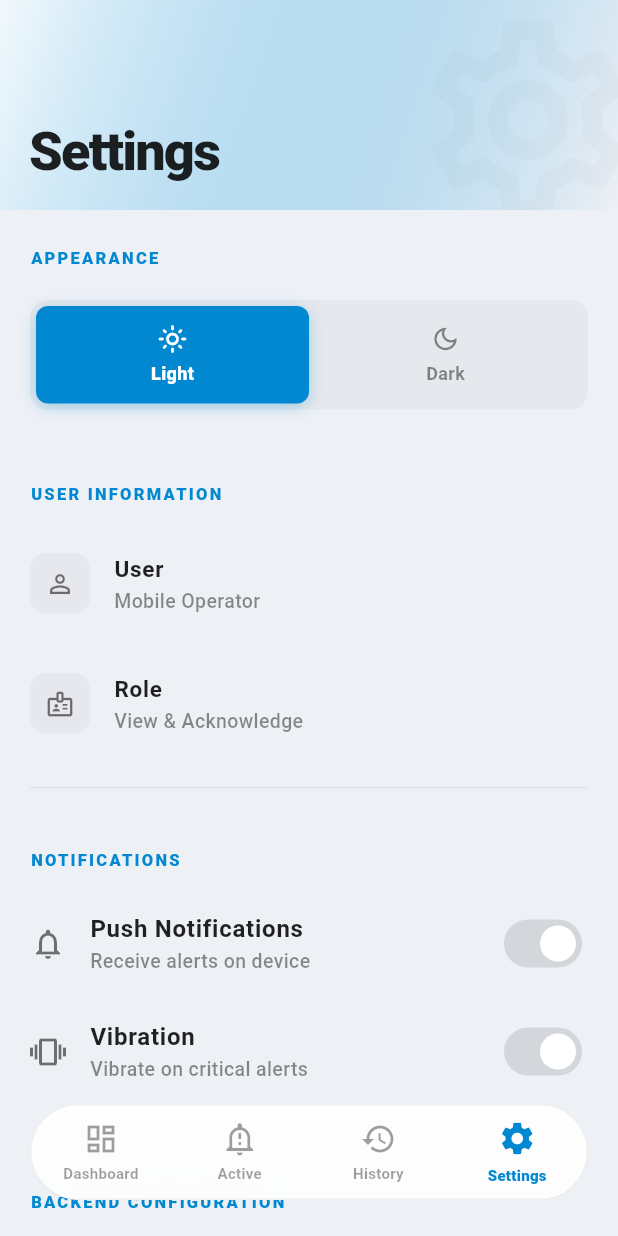
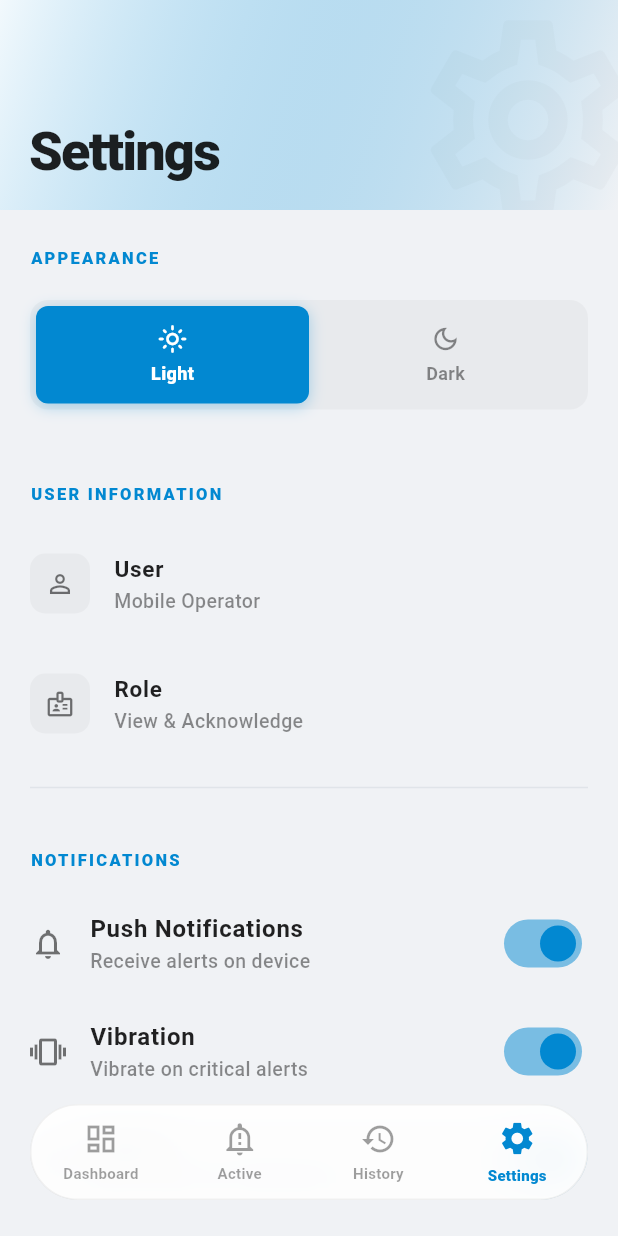
Before and after one commit to Atharva-007/Scada-Alert-App, a Flutter app: the screen it shows after launch, item 4 of the bottom bar chosen, on a phone screen of 412 x 824 dp. Run offline on Flutter 3.47's test engine with Material 3 defaults, Android fonts, the light colour scheme and no system bars; our stand-ins replace cloud_firestore, connectivity_plus, firebase_core, firebase_messaging, flutter_local_notifications, flutter_riverpod and 3 more; accounts and stored records are empty.

Commit message:
Critical alert ,Warning fully functional page add and notification vibration and sound feature fully implement with full theme color consistenace maintain

```diff
--- a/lib/core/theme/app_theme.dart
+++ b/lib/core/theme/app_theme.dart
@@ -8,14 +8,14 @@
   static const Color normalColor = Color(0xFF2E7D32);
 
   // Surface colors - Refined for better contrast
-  static const Color backgroundLight = Color(0xFFEDF0F5); // Slightly deeper blue-gray
+  static const Color backgroundLight = Color(0xFFF0F2F5); // Soft blue-gray
   static const Color surfaceLight = Colors.white;
-  static const Color borderLight = Color(0xFFD1D9E0); // More defined border
-  static const Color shadowLight = Color(0x1A000000); // Soft but visible shadow
+  static const Color borderLight = Color(0xFFDDE1E6); // Defined border
+  static const Color shadowLight = Color(0x0D000000); // Very subtle shadow
 
-  static const Color backgroundDark = Color(0xFF0F0F0F);
-  static const Color surfaceDark = Color(0xFF1A1A1A);
-  static const Color borderDark = Color(0xFF2D2D2D);
+  static const Color backgroundDark = Color(0xFF0A0A0A); // Deeper black
+  static const Color surfaceDark = Color(0xFF161616); // Solid dark gray
+  static const Color borderDark = Color(0xFF262626); // Dark border
 
   static ThemeData get lightTheme {
     return ThemeData(
@@ -28,7 +28,6 @@
         surface: surfaceLight,
         onSurface: const Color(0xFF1A1C1E),
         outline: borderLight,
-        surfaceContainerLow: const Color(0xFFF8F9FB),
       ),
       appBarTheme: const AppBarTheme(
         backgroundColor: surfaceLight,
@@ -45,8 +44,7 @@
       ),
       cardTheme: CardThemeData(
         color: surfaceLight,
-        elevation: 2, // Added elevation for light mode depth
-        shadowColor: shadowLight,
+        elevation: 0,
         shape: RoundedRectangleBorder(
           borderRadius: BorderRadius.circular(16),
           side: const BorderSide(color: borderLight, width: 1),
@@ -87,7 +85,7 @@
         elevation: 0,
         shape: RoundedRectangleBorder(
           borderRadius: BorderRadius.circular(16),
-          side: const BorderSide(color: borderDark, width: 1.5),
+          side: const BorderSide(color: borderDark, width: 1),
         ),
       ),
       dividerTheme: const DividerThemeData(color: borderDark, thickness: 1),
@@ -101,9 +99,9 @@
       titleLarge: TextStyle(fontSize: 20, fontWeight: FontWeight.w800, color: baseColor, letterSpacing: -0.5),
       titleMedium: TextStyle(fontSize: 16, fontWeight: FontWeight.w700, color: baseColor),
       bodyLarge: TextStyle(fontSize: 16, color: baseColor),
-      bodyMedium: TextStyle(fontSize: 14, color: baseColor.withOpacity(0.8)),
-      bodySmall: TextStyle(fontSize: 12, color: baseColor.withOpacity(0.6)),
-      labelLarge: TextStyle(fontSize: 12, fontWeight: FontWeight.w900, letterSpacing: 1.0, color: baseColor),
+      bodyMedium: TextStyle(fontSize: 14, color: baseColor.withOpacity(0.85)),
+      bodySmall: TextStyle(fontSize: 12, color: baseColor.withOpacity(0.65)),
+      labelLarge: TextStyle(fontSize: 12, fontWeight: FontWeight.w900, letterSpacing: 1.2, color: baseColor),
     );
   }
 
--- a/lib/core/widgets/alert_card.dart
+++ b/lib/core/widgets/alert_card.dart
@@ -41,8 +41,8 @@
     final isAck = widget.alert.isAcknowledged;
 
     // Solid background colors based on theme
-    final bgColor = isDark ? const Color(0xFF1A1A1A) : Colors.white;
-    final borderColor = isDark ? const Color(0xFF2D2D2D) : const Color(0xFFD1D9E0);
+    final bgColor = isDark ? AppTheme.surfaceDark : AppTheme.surfaceLight;
+    final borderColor = isDark ? AppTheme.borderDark : AppTheme.borderLight;
     final secondaryTextColor = isDark ? Colors.white30 : Colors.black45;
 
     return GestureDetector(
--- a/lib/core/widgets/summary_card.dart
+++ b/lib/core/widgets/summary_card.dart
@@ -22,8 +22,8 @@
   @override
   Widget build(BuildContext context) {
     final isDark = Theme.of(context).brightness == Brightness.dark;
-    final bgColor = isDark ? const Color(0xFF1E1E1E) : Colors.white;
-    final borderColor = isDark ? color.withOpacity(0.3) : const Color(0xFFE0E4E9);
+    final bgColor = isDark ? AppTheme.surfaceDark : Colors.white;
+    final borderColor = isDark ? color.withOpacity(0.3) : AppTheme.borderLight;
 
     return AnimatedContainer(
       duration: const Duration(milliseconds: 300),
--- a/lib/features/alerts/presentation/active_alerts_screen.dart
+++ b/lib/features/alerts/presentation/active_alerts_screen.dart
@@ -85,7 +85,7 @@
                           end: Alignment.bottomRight,
                           colors: [
                             AppTheme.criticalColor.withOpacity(isDark ? 0.15 : 0.12),
-                            isDark ? const Color(0xFF0F0F0F) : AppTheme.backgroundLight,
+                            isDark ? AppTheme.backgroundDark : AppTheme.backgroundLight,
                           ],
                         ),
                       ),
@@ -269,9 +269,9 @@
       margin: const EdgeInsets.symmetric(horizontal: 16, vertical: 8),
       padding: const EdgeInsets.symmetric(horizontal: 16, vertical: 12),
       decoration: BoxDecoration(
-        color: isDark ? const Color(0xFF1E1E1E) : Colors.white,
+        color: isDark ? AppTheme.surfaceDark : Colors.white,
         borderRadius: BorderRadius.circular(12),
-        border: Border.all(color: isDark ? const Color(0xFF2D2D2D) : const Color(0xFFE0E4E9)),
+        border: Border.all(color: isDark ? AppTheme.borderDark : AppTheme.borderLight),
         boxShadow: [
           if (!isDark) BoxShadow(color: Colors.black.withOpacity(0.05), blurRadius: 4, offset: const Offset(0, 2)),
         ],
--- a/lib/features/history/presentation/alert_history_screen.dart
+++ b/lib/features/history/presentation/alert_history_screen.dart
@@ -150,7 +150,7 @@
                           end: Alignment.bottomRight,
                           colors: [
                             AppTheme.normalColor.withOpacity(isDark ? 0.15 : 0.12),
-                            isDark ? const Color(0xFF0F0F0F) : AppTheme.backgroundLight,
+                            isDark ? AppTheme.backgroundDark : AppTheme.backgroundLight,
                           ],
                         ),
                       ),
@@ -212,9 +212,9 @@
                     vertical: 12,
                   ),
                   decoration: BoxDecoration(
-                    color: isDark ? const Color(0xFF1E1E1E) : Colors.white,
+                    color: isDark ? AppTheme.surfaceDark : Colors.white,
                     borderRadius: BorderRadius.circular(12),
-                    border: Border.all(color: isDark ? const Color(0xFF2D2D2D) : const Color(0xFFE0E4E9)),
+                    border: Border.all(color: isDark ? AppTheme.borderDark : AppTheme.borderLight),
                     boxShadow: [
                       if (!isDark) BoxShadow(color: Colors.black.withOpacity(0.05), blurRadius: 4, offset: const Offset(0, 2)),
                     ],
--- a/lib/features/settings/presentation/settings_screen.dart
+++ b/lib/features/settings/presentation/settings_screen.dart
@@ -1,7 +1,9 @@
 import 'package:flutter/material.dart';
 import 'package:flutter_riverpod/flutter_riverpod.dart';
 import '../../../core/providers/theme_provider.dart';
+import '../../../core/providers/settings_provider.dart';
 import '../../../core/theme/app_theme.dart';
+import '../../../core/services/audio_service.dart';
 
 class SettingsScreen extends ConsumerWidget {
   const SettingsScreen({super.key});
@@ -9,6 +11,8 @@
   @override
   Widget build(BuildContext context, WidgetRef ref) {
     final isDark = Theme.of(context).brightness == Brightness.dark;
+    final settings = ref.watch(settingsProvider);
+    final settingsNotifier = ref.read(settingsProvider.notifier);
 
     return Scaffold(
       body: CustomScrollView(
@@ -101,14 +105,12 @@
                   icon: Icons.person_outline,
                   title: 'User',
                   subtitle: 'Mobile Operator',
-                  trailing: null,
                   isDark: isDark,
                 ),
                 _SettingsTile(
                   icon: Icons.badge_outlined,
                   title: 'Role',
                   subtitle: 'View & Acknowledge',
-                  trailing: null,
                   isDark: isDark,
                 ),
                 Padding(
@@ -122,18 +124,50 @@
                   subtitle: Text('Receive alerts on device', style: TextStyle(color: isDark ? Colors.white54 : Colors.black45, fontSize: 13, fontWeight: FontWeight.w500)),
                   value: true,
                   activeColor: AppTheme.infoColor,
-                  onChanged: null,
+                  onChanged: (val) {},
                   contentPadding: const EdgeInsets.symmetric(horizontal: 20),
                 ),
                 SwitchListTile(
                   secondary: Icon(Icons.vibration, color: isDark ? Colors.white70 : Colors.black54),
                   title: Text('Vibration', style: TextStyle(fontWeight: FontWeight.w700, color: isDark ? Colors.white : Colors.black87)),
                   subtitle: Text('Vibrate on critical alerts', style: TextStyle(color: isDark ? Colors.white54 : Colors.black45, fontSize: 13, fontWeight: FontWeight.w500)),
-                  value: true,
+                  value: settings.vibrationEnabled,
                   activeColor: AppTheme.infoColor,
-                  onChanged: null,
+                  onChanged: (val) => settingsNotifier.toggleVibration(val),
                   contentPadding: const EdgeInsets.symmetric(horizontal: 20),
                 ),
+                SwitchListTile(
+                  secondary: Icon(Icons.volume_up_outlined, color: isDark ? Colors.white70 : Colors.black54),
+                  title: Text('Sound', style: TextStyle(fontWeight: FontWeight.w700, color: isDark ? Colors.white : Colors.black87)),
+                  subtitle: Text('Alert sound on notifications', style: TextStyle(color: isDark ? Colors.white54 : Colors.black45, fontSize: 13, fontWeight: FontWeight.w500)),
+                  value: settings.soundEnabled,
+                  activeColor: AppTheme.infoColor,
+                  onChanged: (val) => settingsNotifier.toggleSound(val),
+                  contentPadding: const EdgeInsets.symmetric(horizontal: 20),
+                ),
+                if (settings.soundEnabled) ...[
+                  _SettingsTile(
+                    icon: Icons.error_outline,
+                    title: 'Critical Alert Sound',
+                    subtitle: settings.criticalSound,
+                    isDark: isDark,
+                    onTap: () => _showSoundPicker(context, ref, 'Critical', settings.criticalSound, (s) => settingsNotifier.setCriticalSound(s)),
+                  ),
+                  _SettingsTile(
+                    icon: Icons.warning_amber_rounded,
+                    title: 'Warning Alert Sound',
+                    subtitle: settings.warningSound,
+                    isDark: isDark,
+                    onTap: () => _showSoundPicker(context, ref, 'Warning', settings.warningSound, (s) => settingsNotifier.setWarningSound(s)),
+                  ),
+                  _SettingsTile(
+                    icon: Icons.info_outline,
+                    title: 'Info Alert Sound',
+                    subtitle: settings.infoSound,
+                    isDark: isDark,
+                    onTap: () => _showSoundPicker(context, ref, 'Info', settings.infoSound, (s) => settingsNotifier.setInfoSound(s)),
+                  ),
+                ],
                 const Padding(
                   padding: EdgeInsets.symmetric(horizontal: 20, vertical: 8),
                   child: Divider(color: Colors.transparent),
@@ -166,7 +200,6 @@
                   icon: Icons.storage_outlined,
                   title: 'Firestore Collections',
                   subtitle: 'alerts_active, alerts_history',
-                  trailing: null,
                   isDark: isDark,
                 ),
                 Padding(
@@ -242,6 +275,41 @@
             ),
           ),
         ],
+      ),
+    );
+  }
+
+  void _showSoundPicker(BuildContext context, WidgetRef ref, String type, String current, Function(String) onSelect) {
+    final sounds = ['Industrial Siren', 'Digital Beep', 'Subtle Chime', 'Electronic Pulse', 'Mechanical Alarm'];
+
+    showModalBottomSheet(
+      context: context,
+      backgroundColor: Colors.transparent,
+      builder: (context) => Container(
+        decoration: BoxDecoration(
+          color: Theme.of(context).scaffoldBackgroundColor,
+          borderRadius: const BorderRadius.vertical(top: Radius.circular(24)),
+        ),
+        child: Column(
+          mainAxisSize: MainAxisSize.min,
+          children: [
+            const SizedBox(height: 12),
+            Container(width: 40, height: 4, decoration: BoxDecoration(color: Colors.white24, borderRadius: BorderRadius.circular(2))),
+            const SizedBox(height: 20),
+            Text('Select $type Sound', style: const TextStyle(fontSize: 18, fontWeight: FontWeight.bold)),
+            const SizedBox(height: 12),
+            ...sounds.map((sound) => ListTile(
+              title: Text(sound, style: TextStyle(fontWeight: sound == current ? FontWeight.bold : FontWeight.normal)),
+              trailing: sound == current ? const Icon(Icons.check_circle, color: AppTheme.infoColor) : null,
+              onTap: () {
+                onSelect(sound);
+                ref.read(audioServiceProvider).testSound(sound);
+                Navigator.pop(context);
+              },
+            )),
+            const SizedBox(height: 24),
+          ],
+        ),
       ),
     );
   }
@@ -341,18 +409,21 @@
   final String subtitle;
   final Widget? trailing;
   final bool isDark;
+  final VoidCallback? onTap;
 
   const _SettingsTile({
     required this.icon,
     required this.title,
     required this.subtitle,
-    required this.trailing,
+    this.trailing,
     required this.isDark,
+    this.onTap,
   });
 
   @override
   Widget build(BuildContext context) {
     return ListTile(
+      onTap: onTap,
       contentPadding: const EdgeInsets.symmetric(horizontal: 20, vertical: 4),
       leading: Container(
         padding: const EdgeInsets.all(10),
@@ -378,7 +449,7 @@
           fontWeight: FontWeight.w500,
         ),
       ),
-      trailing: trailing,
+      trailing: trailing ?? (onTap != null ? const Icon(Icons.chevron_right, size: 20) : null),
     );
   }
 }
```
Also changed, not shown: lib/core/providers/settings_provider.dart (added, +61 -0 lines), lib/core/services/audio_service.dart (+41 -65 lines), lib/features/alerts/presentation/critical_alerts_screen.dart (added, +130 -0 lines), lib/features/alerts/presentation/warning_alerts_screen.dart (added, +130 -0 lines), lib/features/alerts/providers/alert_providers.dart (+14 -0 lines), lib/features/dashboard/presentation/dashboard_screen.dart (+36 -11 lines).
